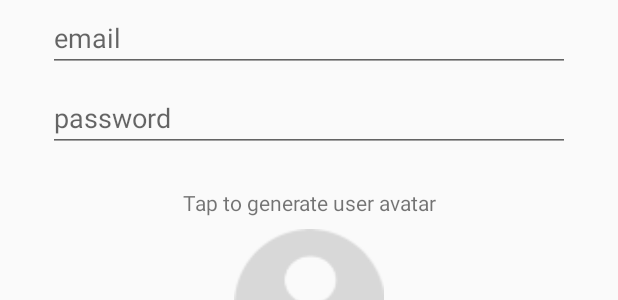
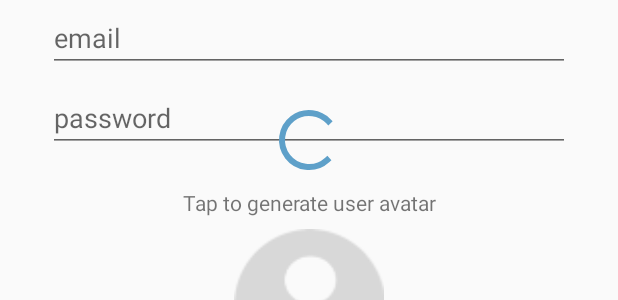
Before and after one commit to dakaii/smack, an Android app: the layout activity_create_user.xml on its own in the app's theme, with its tools: preview values and no code run, on a phone screen of 412 x 824 dp. Shown: the part 124-424 px from the top of the screen. Run offline under Robolectric (Android 15) with nearby library versions, the phone set to English and light mode, and no system bars.

Commit message:
CreateUserActivity modified

```diff
--- a/app/build.gradle
+++ b/app/build.gradle
@@ -32,4 +32,5 @@ dependencies {
     androidTestImplementation 'com.android.support.test:runner:1.0.1'
     androidTestImplementation 'com.android.support.test.espresso:espresso-core:3.0.1'
     compile 'com.android.volley:volley:1.1.0'
+    compile "org.jetbrains.anko:anko:$anko_version"
 }
--- a/app/src/main/java/dakaii/smack/Utils/Constants.kt
+++ b/app/src/main/java/dakaii/smack/Utils/Constants.kt
@@ -7,3 +7,7 @@ package dakaii.smack.Utils
 const val BASE_URL = "https://udemychatapi.herokuapp.com/v1/"
 const val URL_REGISTER = "${BASE_URL}account/register"
 const val URL_LOGIN = "${BASE_URL}account/login"
+const val URL_CREATE_USER = "${BASE_URL}user/add"
+
+// Broadcast Constants
+const val BROADCAST_USER_DATA_CHANGE = "BROADCAST_USER_DATA_CHANGE"
--- a/app/src/main/res/layout/activity_create_user.xml
+++ b/app/src/main/res/layout/activity_create_user.xml
@@ -107,4 +107,16 @@
         app:layout_constraintEnd_toEndOf="parent"
         app:layout_constraintHorizontal_bias="0.5"
         app:layout_constraintStart_toStartOf="parent" />
+
+    <ProgressBar
+        android:id="@+id/createSpinner"
+        style="?android:attr/progressBarStyle"
+        android:layout_width="wrap_content"
+        android:layout_height="wrap_content"
+        android:layout_marginBottom="8dp"
+        android:layout_marginEnd="8dp"
+        android:layout_marginStart="8dp"
+        app:layout_constraintBottom_toTopOf="@+id/textView2"
+        app:layout_constraintEnd_toEndOf="parent"
+        app:layout_constraintStart_toStartOf="parent" />
 </android.support.constraint.ConstraintLayout>
--- a/build.gradle
+++ b/build.gradle
@@ -2,6 +2,7 @@
 
 buildscript {
     ext.kotlin_version = '1.2.10'
+    ext.anko_version='0.10.4'
     repositories {
         google()
         jcenter()
```
Also changed, not shown: app/src/main/java/dakaii/smack/Controllers/CreateUserActivity.kt (+43 -2 lines), app/src/main/java/dakaii/smack/Services/AuthService.kt (+48 -1 lines), app/src/main/java/dakaii/smack/Services/UserDataService.kt (added, +13 -0 lines).
